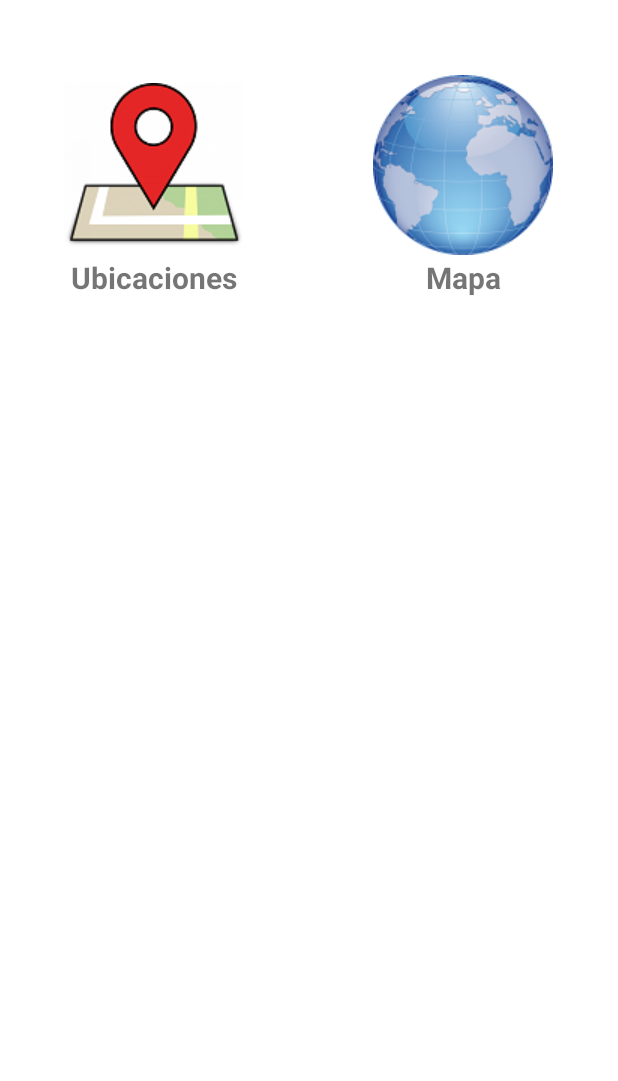
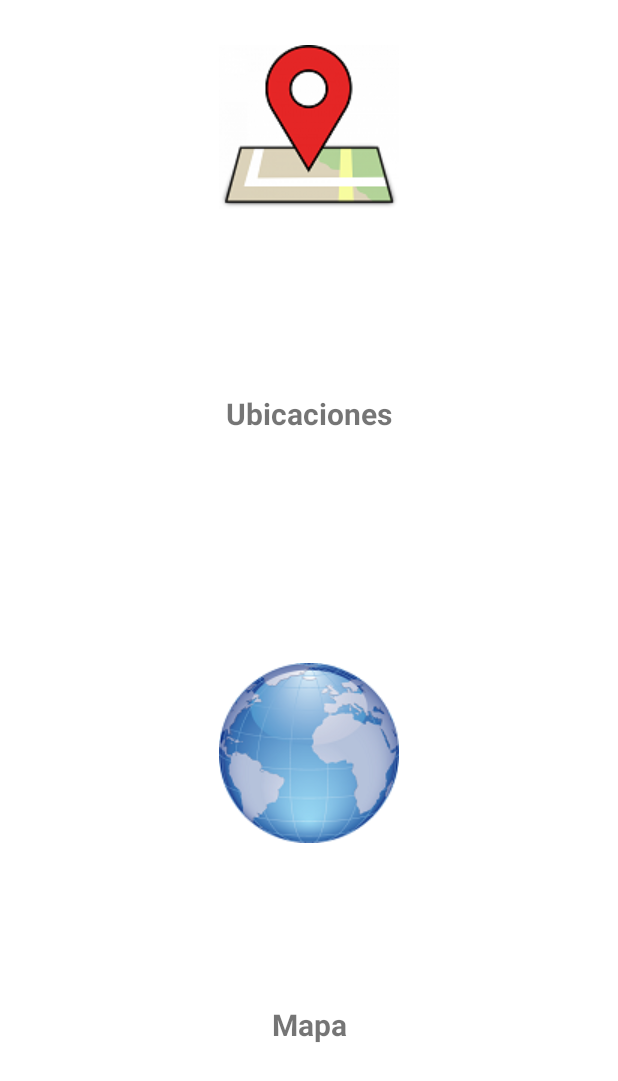
Before and after one commit to feras23/SistemasEmbebidosII, an Android app: the layout activity_main.xml on its own in the app's theme, with its tools: preview values and no code run, on a phone screen of 412 x 824 dp. Shown: the top 1081 px of the screen. Run offline under Robolectric (Android 15) with nearby library versions, the phone set to English and light mode, and no system bars.

Commit message:
Reacomodo de íconos, deshabilitar landscape

```diff
--- a/SistEmbebidosII/app/src/main/AndroidManifest.xml
+++ b/SistEmbebidosII/app/src/main/AndroidManifest.xml
@@ -24,6 +24,7 @@
         <activity
             android:name=".MainActivity"
             android:icon="@drawable/ic_launcher"
+            android:screenOrientation="portrait"
             android:label="@string/app_name"
             android:logo="@drawable/ic_launcher" >
             <intent-filter>
@@ -35,16 +36,19 @@
         <activity
             android:name=".AjustesActivity"
             android:label="@string/action_settings"
+            android:screenOrientation="portrait"
             android:parentActivityName=".MainActivity" >
         </activity>
         <activity
             android:name=".UbicacionActivity"
             android:label="@string/action_ubicacion"
+            android:screenOrientation="portrait"
             android:parentActivityName=".MainActivity" >
         </activity>
         <activity
             android:name=".MapaActivity"
             android:label="@string/action_mapa"
+            android:screenOrientation="portrait"
             android:parentActivityName=".MainActivity" >
         </activity>
 
--- a/SistEmbebidosII/app/src/main/res/layout/activity_main.xml
+++ b/SistEmbebidosII/app/src/main/res/layout/activity_main.xml
@@ -3,14 +3,10 @@
     android:layout_height="match_parent"
     android:orientation="vertical"
     android:background="#ffffffff">
-    <LinearLayout
+
+    <TextView
         android:layout_width="match_parent"
         android:layout_height="0dp"
-        android:layout_weight="1">
-
-        <TextView
-            android:layout_width="0dp"
-            android:layout_height="200dp"
         android:layout_weight="1"
         android:text="@string/button_ubicacion"
         android:drawableTop="@drawable/ubicacion"
@@ -19,11 +15,11 @@
         android:textStyle="bold"
         android:textSize="20sp"
         android:gravity="center"
-            android:paddingTop="50dp"/>
+        android:paddingTop="30dp"/>
 
     <TextView
-            android:layout_width="0dp"
-            android:layout_height="200dp"
+        android:layout_width="match_parent"
+        android:layout_height="0dp"
         android:layout_weight="1"
         android:text="@string/button_mapa"
         android:drawableTop="@drawable/mapa"
@@ -32,26 +28,7 @@
         android:textStyle="bold"
         android:textSize="20sp"
         android:gravity="center"
-            android:paddingTop="50dp"/>
+        android:paddingTop="30dp"
+        android:paddingBottom="20dp"/>
 
 </LinearLayout>
-
-    <LinearLayout
-        android:layout_width="match_parent"
-        android:layout_height="0dp"
-        android:layout_weight="1">
-
-       <!-- <TextView
-            android:layout_width="0dp"
-            android:layout_height="200dp"
-            android:layout_weight="1"
-            android:text="@string/button_ajustes"
-            android:drawableTop="@drawable/ajustes"
-            android:clickable="true"
-            android:onClick="opcOpciones"
-            android:textStyle="bold"
-            android:textSize="20sp"
-            android:gravity="center"/>-->
-
-    </LinearLayout>
-</LinearLayout>
```
Lines whose indentation alone changed are shown as unchanged.
